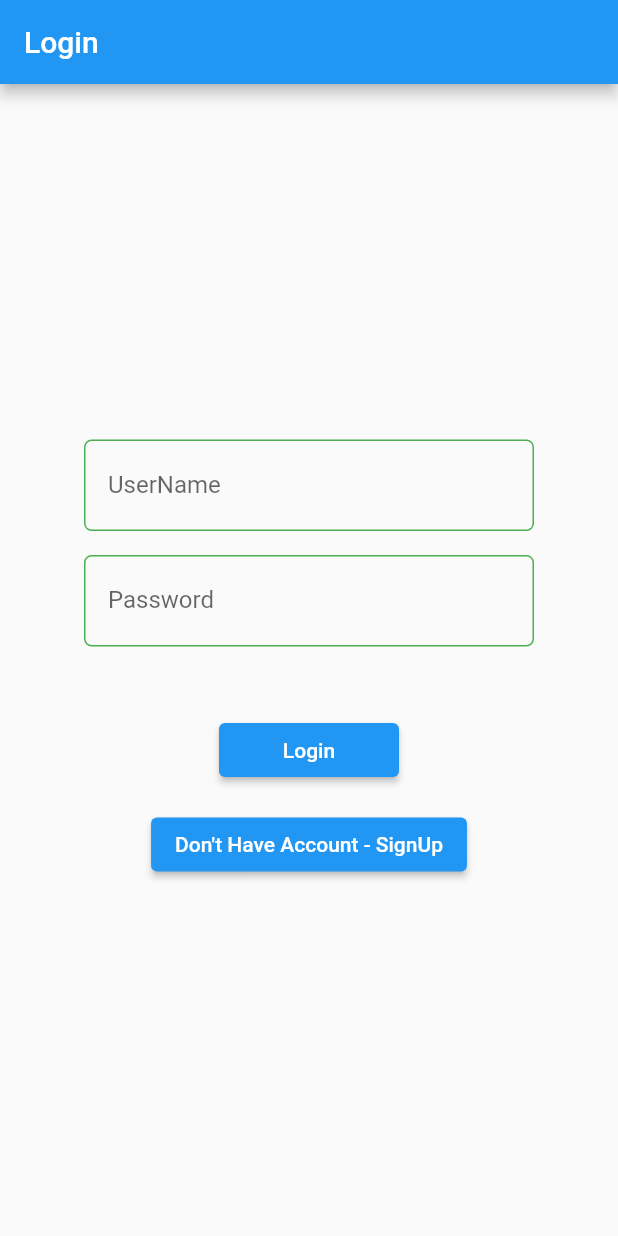
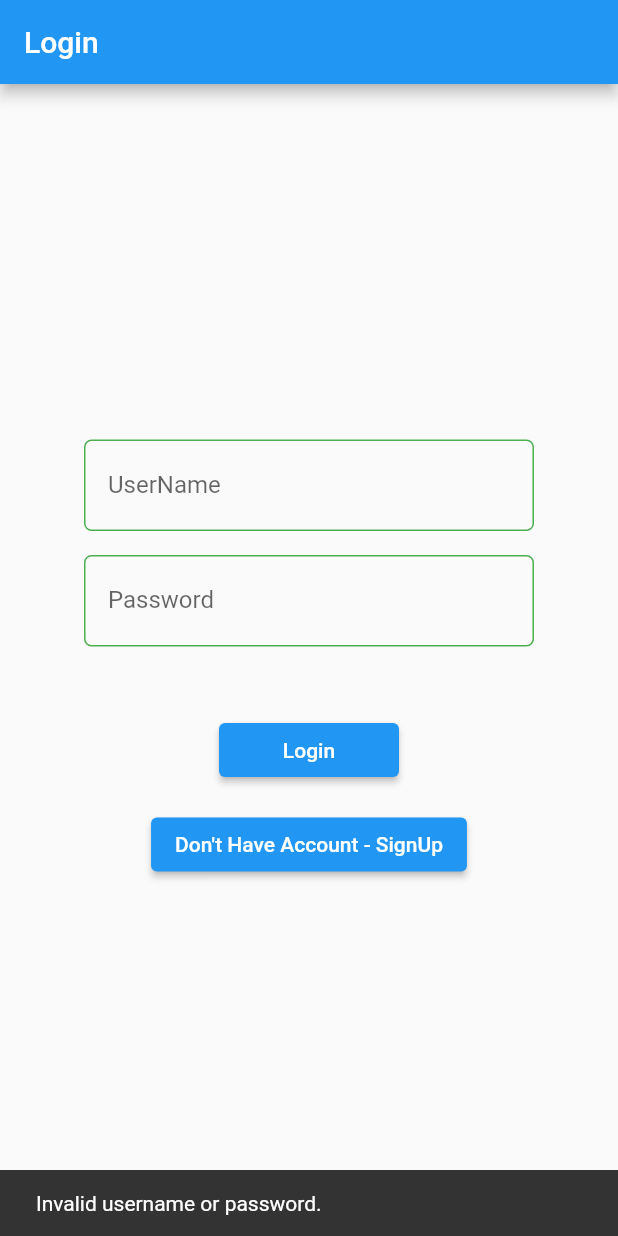
Before and after one commit to Avinashkumar62/my_mobileapp, a Flutter app: the screen it shows after launch, after a tap on "Login", on a phone screen of 412 x 824 dp. Run offline on Flutter 3.47's test engine with Material 2 defaults, Android fonts, the phone set to English and light mode, and no system bars.

```diff
--- a/lib/LoginPage.dart
+++ b/lib/LoginPage.dart
@@ -1,11 +1,25 @@
 import 'package:flutter/material.dart';
 
 void main() {
-  runApp(const LoginPage());
+  runApp(LoginPage());
 }
 
 class LoginPage extends StatelessWidget {
-  const LoginPage({Key? key}) : super(key: key);
+  LoginPage({Key? key}) : super(key: key);
+  final TextEditingController usernameController = TextEditingController();
+  final TextEditingController passwordController = TextEditingController();
+
+  // Function to validate the username and password
+
+  bool validateCredentials(String username, String password) {
+    // Add your validation logic here
+
+    // For example, you can check if the username and password match your criteria.
+
+    // Return true if valid, false otherwise.
+
+    return username == 'valid_username' && password == 'valid_password';
+  }
 
   @override
   Widget build(BuildContext context) {
@@ -69,6 +83,24 @@ class LoginPage extends StatelessWidget {
                 child: ElevatedButton(
                   onPressed: () {
                     // Add your login logic here
+                    final username = usernameController.text;
+                    final password = passwordController.text;
+
+                    // Validate the credentials
+
+                    if (validateCredentials(username, password)) {
+                      // If valid, navigate to the next screen (replace 'NextScreen' with your actual screen name)
+
+                      Navigator.pushReplacementNamed(context, "/userlist");
+                    } else {
+                      // If not valid, display an error message
+
+                      ScaffoldMessenger.of(context).showSnackBar(
+                        const SnackBar(
+                          content: Text('Invalid username or password.'),
+                        ),
+                      );
+                    }
                   },
                   child: const Text('Login'),
                 ),
--- a/lib/main.dart
+++ b/lib/main.dart
@@ -2,9 +2,58 @@ import 'package:flutter/material.dart';
 import 'package:my_mobileapp/LoginPage.dart';
 import 'package:my_mobileapp/SignupPage.dart';
 import 'package:my_mobileapp/UserListPage.dart';
+import 'package:provider/provider.dart';
 
 void main() {
-  runApp(const MyApp());
+  runApp(
+    ChangeNotifierProvider<AuthState>(
+      create: (context) => AuthState(isAuthenticated: false),
+      child: MyApp(),
+    ),
+  );
+}
+
+class User {
+  late final String username;
+
+  late final String password;
+
+  late final String email;
+
+  late final String firstName;
+
+  late final String lastName;
+  String profilePicture;
+
+  User({
+    required this.username,
+    required this.password,
+    required this.email,
+    required this.firstName,
+    required this.lastName,
+    required this.profilePicture,
+  });
+}
+
+class AuthState with ChangeNotifier {
+  bool isAuthenticated;
+  List<User>? users = [
+    User(
+        username: "",
+        password: "",
+        email: "",
+        firstName: "",
+        lastName: "",
+        profilePicture: ""),
+    User(
+        username: "",
+        password: "",
+        email: "",
+        firstName: "",
+        lastName: "",
+        profilePicture: "")
+  ];
+  AuthState({required this.isAuthenticated});
 }
 
 class MyApp extends StatelessWidget {
@@ -12,12 +61,13 @@ class MyApp extends StatelessWidget {
 
   @override
   Widget build(BuildContext context) {
+    // final state = Provider.of<AuthState>(context);
     return MaterialApp(
       initialRoute: '/',
       routes: {
-        '/': (context) => const LoginPage(),
-        '/signup': (context) => const SignupPage(),
-        '/userlist': (context) => const UserListPage(),
+        '/': (context) => LoginPage(),
+        '/signup': (context) => SignupPage(),
+        '/userlist': (context) => UserListPage(),
       },
     );
   }
```
Also changed, not shown: lib/SignupPage.dart (+67 -7 lines), lib/UserListPage.dart (+15 -12 lines), pubspec.yaml (+6 -1 lines), pubspec.lock, 5 other files.
